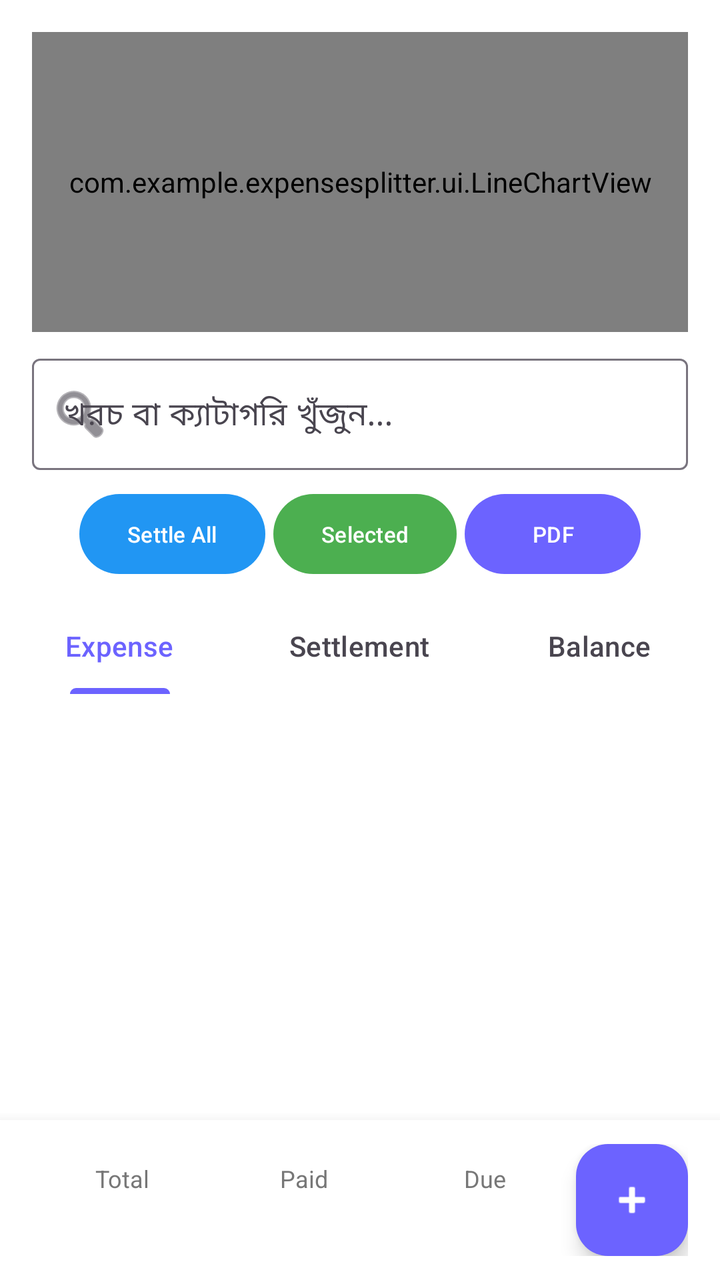
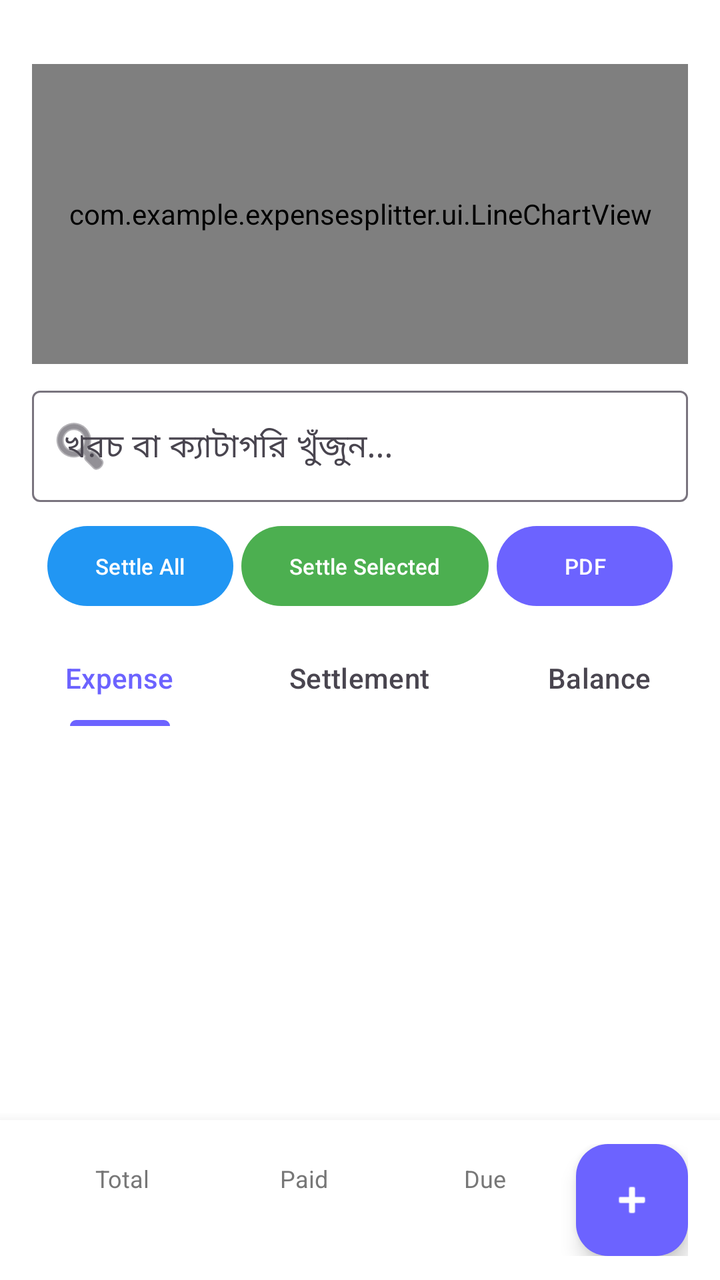

Screens rendered from an Android XML layout before and after an edit, with the pre-edit source and the edit as a unified diff.
<!-- AndroidManifest.xml: application theme Theme.ExpenseSplitter -->
<!-- res/layout/activity_group_detail.xml -->
<?xml version="1.0" encoding="utf-8"?>
<androidx.coordinatorlayout.widget.CoordinatorLayout xmlns:android="http://schemas.android.com/apk/res/android"
    xmlns:app="http://schemas.android.com/apk/res-auto"
    android:layout_width="match_parent"
    android:layout_height="match_parent"
    android:background="@color/bg_color">

    <LinearLayout
        android:layout_width="match_parent"
        android:layout_height="match_parent"
        android:orientation="vertical"
        android:paddingBottom="80dp">

        
        <com.example.expensesplitter.ui.LineChartView
            android:id="@+id/lineChart"
            android:layout_width="match_parent"
            android:layout_height="150dp"
            android:layout_marginHorizontal="16dp"
            android:layout_marginTop="16dp"
            android:layout_marginBottom="8dp"/>

        
        <com.google.android.material.textfield.TextInputLayout
            style="@style/Widget.Material3.TextInputLayout.OutlinedBox"
            android:layout_width="match_parent"
            android:layout_height="wrap_content"
            android:layout_marginHorizontal="16dp"
            android:layout_marginBottom="8dp"
            app:startIconDrawable="@android:drawable/ic_menu_search">
            <com.google.android.material.textfield.TextInputEditText
                android:id="@+id/etSearchExpense"
                android:layout_width="match_parent"
                android:layout_height="wrap_content"
                android:hint="খরচ বা ক্যাটাগরি খুঁজুন..."
                android:inputType="text"/>
        </com.google.android.material.textfield.TextInputLayout>

        
        <LinearLayout
            android:layout_width="match_parent"
            android:layout_height="wrap_content"
            android:orientation="horizontal"
            android:gravity="center"
            android:layout_marginBottom="8dp">

            <com.google.android.material.button.MaterialButton
                android:id="@+id/btnSettleAll"
                android:layout_width="wrap_content"
                android:layout_height="wrap_content"
                android:text="Settle All"
                android:textSize="11sp"
                android:layout_marginEnd="4dp"
                app:backgroundTint="#2196F3"/>

            <com.google.android.material.button.MaterialButton
                android:id="@+id/btnSettleSelected"
                android:layout_width="wrap_content"
                android:layout_height="wrap_content"
                android:text="Selected"
                android:textSize="11sp"
                android:layout_marginEnd="4dp"
                app:backgroundTint="#4CAF50"/>

            <com.google.android.material.button.MaterialButton
                android:id="@+id/btnSharePdf"
                android:layout_width="wrap_content"
                android:layout_height="wrap_content"
                android:text="PDF"
                android:textSize="11sp"
                app:backgroundTint="#6C63FF"/>
        </LinearLayout>

        
        <com.google.android.material.tabs.TabLayout
            android:id="@+id/tabLayout"
            android:layout_width="match_parent"
            android:layout_height="wrap_content"
            android:background="#FFFFFF">
            <com.google.android.material.tabs.TabItem android:text="Expense"/>
            <com.google.android.material.tabs.TabItem android:text="Settlement"/>
            <com.google.android.material.tabs.TabItem android:text="Balance"/>
        </com.google.android.material.tabs.TabLayout>

        <androidx.recyclerview.widget.RecyclerView
            android:id="@+id/recyclerView"
            android:layout_width="match_parent"
            android:layout_height="0dp"
            android:layout_weight="1"
            android:paddingHorizontal="8dp"
            android:clipToPadding="false"/>
    </LinearLayout>

    
    <LinearLayout
        android:layout_width="match_parent"
        android:layout_height="wrap_content"
        android:layout_gravity="bottom"
        android:orientation="horizontal"
        android:background="#FFFFFF"
        android:elevation="10dp"
        android:paddingHorizontal="16dp"
        android:paddingVertical="12dp"
        android:gravity="center_vertical">

        <LinearLayout
            android:layout_width="0dp"
            android:layout_height="wrap_content"
            android:layout_weight="1"
            android:orientation="horizontal">

            <LinearLayout android:layout_width="0dp" android:layout_height="wrap_content" android:layout_weight="1" android:orientation="vertical" android:gravity="center">
                <TextView android:layout_width="wrap_content" android:layout_height="wrap_content" android:text="Total" android:textSize="12sp" android:textColor="#777777"/>
                <TextView android:id="@+id/tvTotal" android:layout_width="wrap_content" android:layout_height="wrap_content" android:textStyle="bold" android:textSize="16sp" android:textColor="#2D2D2D"/>
            </LinearLayout>

            <LinearLayout android:layout_width="0dp" android:layout_height="wrap_content" android:layout_weight="1" android:orientation="vertical" android:gravity="center">
                <TextView android:layout_width="wrap_content" android:layout_height="wrap_content" android:text="Paid" android:textSize="12sp" android:textColor="#777777"/>
                <TextView android:id="@+id/tvPaid" android:layout_width="wrap_content" android:layout_height="wrap_content" android:textStyle="bold" android:textSize="16sp" android:textColor="#2E7D32"/>
            </LinearLayout>

            <LinearLayout android:layout_width="0dp" android:layout_height="wrap_content" android:layout_weight="1" android:orientation="vertical" android:gravity="center">
                <TextView android:layout_width="wrap_content" android:layout_height="wrap_content" android:text="Due" android:textSize="12sp" android:textColor="#777777"/>
                <TextView android:id="@+id/tvDue" android:layout_width="wrap_content" android:layout_height="wrap_content" android:textStyle="bold" android:textSize="16sp" android:textColor="#C62828"/>
            </LinearLayout>
        </LinearLayout>

        <com.google.android.material.floatingactionbutton.FloatingActionButton
            android:id="@+id/fabAdd"
            android:layout_width="wrap_content"
            android:layout_height="wrap_content"
            android:src="@android:drawable/ic_input_add"
            app:backgroundTint="#6C63FF"
            app:tint="@android:color/white"/>
    </LinearLayout>

</androidx.coordinatorlayout.widget.CoordinatorLayout>
<!-- resources referenced by this layout -->
<resources>
  <color name="bg_color">#FFFFFF</color>
  <style name="Theme.ExpenseSplitter" parent="Theme.Material3.DayNight.NoActionBar">
          <item name="colorPrimary">@color/purple_primary</item>
          <item name="android:windowBackground">@color/bg_color</item>
          <item name="android:statusBarColor">@color/bg_color</item>
          <item name="android:windowLightStatusBar">true</item>
      </style>
  <color name="purple_primary">#6C63FF</color>
</resources>

<!-- the commit's change to res/layout/activity_group_detail.xml (unified diff, before → after) -->
@@ -9,6 +9,7 @@
         android:layout_width="match_parent"
         android:layout_height="match_parent"
         android:orientation="vertical"
+        android:layout_marginTop="16dp"
         android:paddingBottom="80dp">
 
         
@@ -57,7 +58,7 @@
                 android:id="@+id/btnSettleSelected"
                 android:layout_width="wrap_content"
                 android:layout_height="wrap_content"
-                android:text="Selected"
+                android:text="Settle Selected"
                 android:textSize="11sp"
                 android:layout_marginEnd="4dp"
                 app:backgroundTint="#4CAF50"/>
